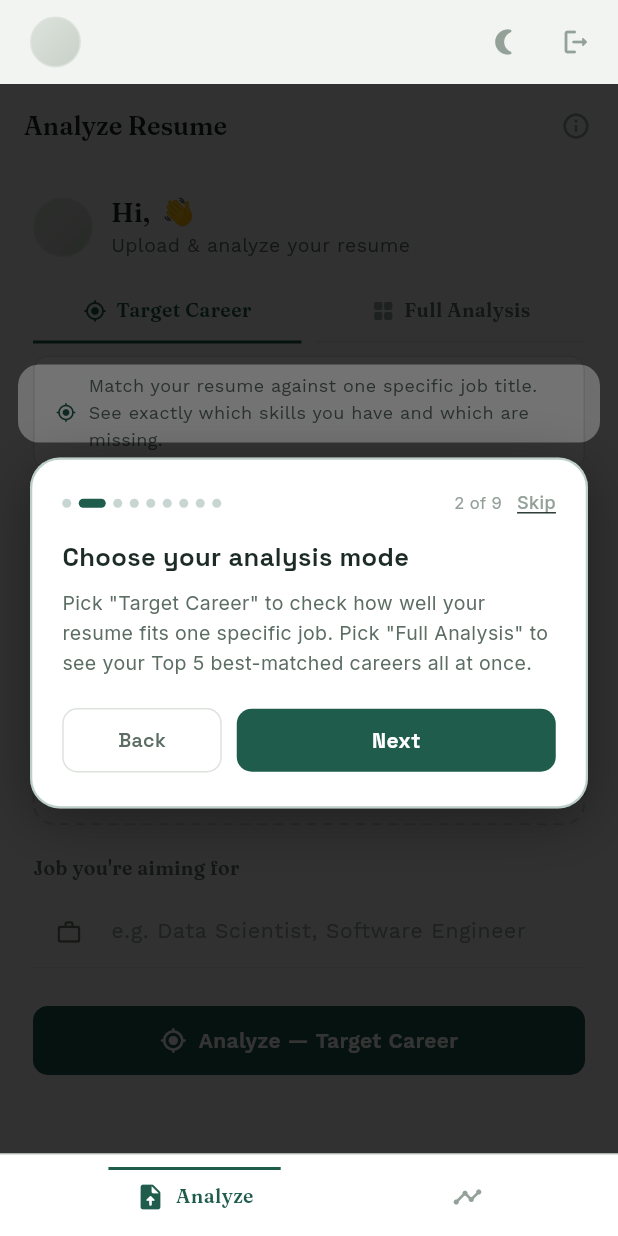
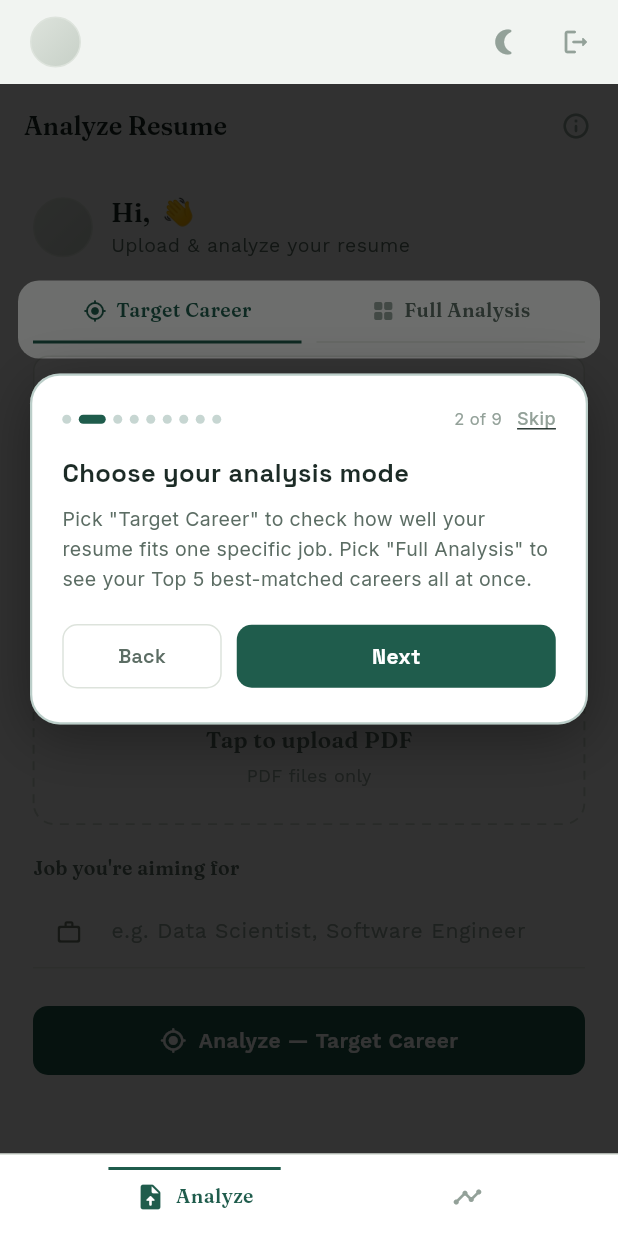
Before and after one commit to Kian-James/SKILLMATCH_AI, a Flutter app: the screen it shows once a user with an empty profile is signed in, after a tap on "Target Career", on a phone screen of 412 x 824 dp. Run offline on Flutter 3.47's test engine with Material 3 defaults, Android fonts, the phone set to English and light mode, and no system bars; drawn by our look-alikes of dotted_border; our stand-ins replace cloud_firestore, file_picker, firebase_auth, firebase_core, fl_chart, google_fonts and 4 more; missing offline and left inert: syncfusion_flutter_pdf; accounts and stored records are empty.

Commit message:
Fix: Tutorial Overlay

```diff
--- a/skillmatch_ai/lib/screens/upload_screen.dart
+++ b/skillmatch_ai/lib/screens/upload_screen.dart
@@ -39,12 +39,12 @@ class _UploadScreenState extends State<UploadScreen>
   final _keyHeader = GlobalKey();
   final _keyAnalysisToggle = GlobalKey();
   final _keyAnalysisDesc = GlobalKey();
-  final _keyFileSelector = GlobalKey();
   final _keyDropZone = GlobalKey();
   final _keyTargetField = GlobalKey();
   final _keyAnalyzeBtn = GlobalKey();
   final _keyPdfTab = GlobalKey();
   final _keyImageTab = GlobalKey();
+  final _keyInfoBtn = GlobalKey();
 
   bool _showTutorial = false;
 
@@ -233,10 +233,10 @@ class _UploadScreenState extends State<UploadScreen>
           shape: SpotlightShape.roundedRect,
         ),
         TutorialStep(
-          targetKey: _keyAnalyzeBtn,
+          targetKey: _keyInfoBtn,
           title: 'You\'re all set! 🎉',
           body:
-              'That\'s everything you need to know. You can always tap the ⓘ button at the top right to replay this guide whenever you need a refresher.',
+              'That\'s everything you need to know. You can always tap this ⓘ button to replay this guide whenever you need a refresher.',
           shape: SpotlightShape.circle,
         ),
       ];
@@ -536,10 +536,13 @@ class _UploadScreenState extends State<UploadScreen>
               IconButton(
                 onPressed: _retryTutorial,
                 tooltip: 'How to use this screen',
-                icon: Icon(
-                  Icons.info_outline_rounded,
-                  color: c.textTertiary,
-                  size: 20,
+                icon: KeyedSubtree(
+                  key: _keyInfoBtn,
+                  child: Icon(
+                    Icons.info_outline_rounded,
+                    color: c.textTertiary,
+                    size: 20,
+                  ),
                 ),
               ),
               const SizedBox(width: 4),
@@ -571,10 +574,7 @@ class _UploadScreenState extends State<UploadScreen>
                     const SizedBox(height: 20),
 
                     // ── File mode tabs ──────────────────────────────────
-                    KeyedSubtree(
-                      key: _keyFileSelector,
-                      child: _fileModeSelector(),
-                    ),
+                    _fileModeSelector(),
                     const SizedBox(height: 16),
 
                     // ── Drop zone ───────────────────────────────────────
--- a/skillmatch_ai/lib/widgets/tutorial_overlay.dart
+++ b/skillmatch_ai/lib/widgets/tutorial_overlay.dart
@@ -103,13 +103,23 @@ class _TutorialOverlayState extends State<TutorialOverlay>
     if (_current > 0) _goTo(_current - 1);
   }
 
-  // Get bounding rect of the target widget in global coordinates
+  // Get bounding rect of the target widget, in the SAME coordinate space
+  // this overlay itself is painted in — not the whole app's global space.
+  // UploadScreen is nested inside home_shell's own top bar, so plain
+  // localToGlobal(Offset.zero) (app-root-relative) doesn't match the local
+  // canvas this widget paints on, and every spotlight lands offset by
+  // whatever sits above this overlay. Passing `ancestor:` fixes that by
+  // returning the offset relative to this overlay's own RenderBox instead.
   Rect? _targetRect(TutorialStep step) {
     final ctx = step.targetKey.currentContext;
     if (ctx == null) return null;
     final box = ctx.findRenderObject() as RenderBox?;
-    if (box == null) return null;
-    final pos = box.localToGlobal(Offset.zero);
+    if (box == null || !box.attached) return null;
+
+    final overlayBox = context.findRenderObject() as RenderBox?;
+    if (overlayBox == null || !overlayBox.attached) return null;
+
+    final pos = box.localToGlobal(Offset.zero, ancestor: overlayBox);
     return pos & box.size;
   }
 
@@ -118,15 +128,22 @@ class _TutorialOverlayState extends State<TutorialOverlay>
     final step = widget.steps[_current];
     final total = widget.steps.length;
     final c = AppColors.of(context);
-    final size = MediaQuery.of(context).size;
     final rect = _targetRect(step);
     final isDark = Theme.of(context).brightness == Brightness.dark;
 
     return Material(
       color: Colors.transparent,
-      child: Stack(
+      child: LayoutBuilder(
+        builder: (context, constraints) {
+          // Use the box this overlay was actually given, not the raw
+          // device screen size — this screen is nested inside home_shell's
+          // body (above its bottom nav bar), so MediaQuery's full-screen
+          // size overstates how much vertical room is really available
+          // here and pushes the card past the bottom of the real box.
+          final size = constraints.biggest;
+          return Stack(
             children: [
-          // ── Dimmed backdrop with spotlight cutout ─────────────────────
+              // ── Dimmed backdrop with spotlight cutout ─────────────────
               AnimatedBuilder(
                 animation: _spotAnim,
                 builder: (_, __) {
@@ -142,7 +159,7 @@ class _TutorialOverlayState extends State<TutorialOverlay>
                 },
               ),
 
-          // ── Tap outside → next ────────────────────────────────────────
+              // ── Tap outside → next ────────────────────────────────────
               Positioned.fill(
                 child: GestureDetector(
                   behavior: HitTestBehavior.translucent,
@@ -150,32 +167,47 @@ class _TutorialOverlayState extends State<TutorialOverlay>
                 ),
               ),
 
-          // ── Step card ─────────────────────────────────────────────────
+              // ── Step card ───────────────────────────────────────────
               _buildCard(context, step, total, c, size, rect),
             ],
+          );
+        },
       ),
     );
   }
 
   Widget _buildCard(BuildContext context, TutorialStep step, int total,
       AppColors c, Size size, Rect? rect) {
+    // Respect the device's actual safe area (status bar / notch / camera
+    // cutout up top, home indicator down below) instead of a hardcoded
+    // pixel margin — a fixed 60px can land the card (and its buttons)
+    // partly under system UI on devices with taller status bars/notches.
+    final safePad = MediaQuery.of(context).padding;
+    final double minTop = safePad.top + 16;
+    final double minBottom = safePad.bottom + 16;
+    final double maxTop = size.height - 320;
+
     // Decide if card goes above or below the spotlight
     final double screenMid = size.height / 2;
     final double rectMid = rect != null ? rect.center.dy : screenMid;
     final bool cardBelow = rectMid < screenMid;
 
-    final double cardTop = cardBelow
-        ? (rect != null ? rect.bottom + 20 : screenMid + 60)
-        : null as double? ?? 0;
-    final double cardBottom = !cardBelow
-        ? (rect != null ? size.height - rect.top + 20 : size.height / 2 - 60)
-        : null as double? ?? 0;
+    double? cardTop;
+    double? cardBottom;
+    if (cardBelow) {
+      final raw = rect != null ? rect.bottom + 20 : screenMid + 60;
+      cardTop = raw.clamp(minTop, maxTop);
+    } else {
+      final raw =
+          rect != null ? size.height - rect.top + 20 : size.height / 2 - 60;
+      cardBottom = raw.clamp(minBottom, maxTop);
+    }
 
     return Positioned(
       left: 20,
       right: 20,
-      top: cardBelow ? cardTop.clamp(60, size.height - 280) : null,
-      bottom: !cardBelow ? cardBottom.clamp(60, size.height - 280) : null,
+      top: cardTop,
+      bottom: cardBottom,
       child: SlideTransition(
         position: _cardAnim,
         child: FadeTransition(
```
Also changed, not shown: 40 other files. Lines whose indentation alone changed are shown as unchanged.
